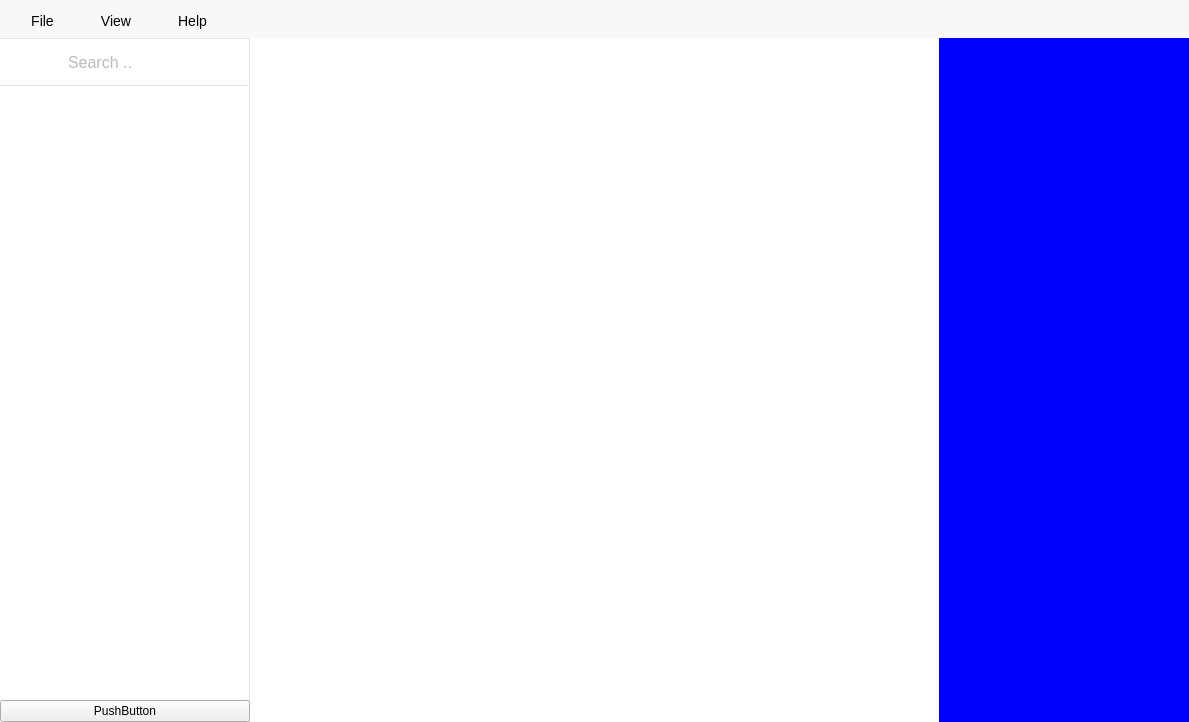
The window that src/mainwindow.ui (Gitnoter/vemoria2) describes before a commit, drawn with Qt 5.
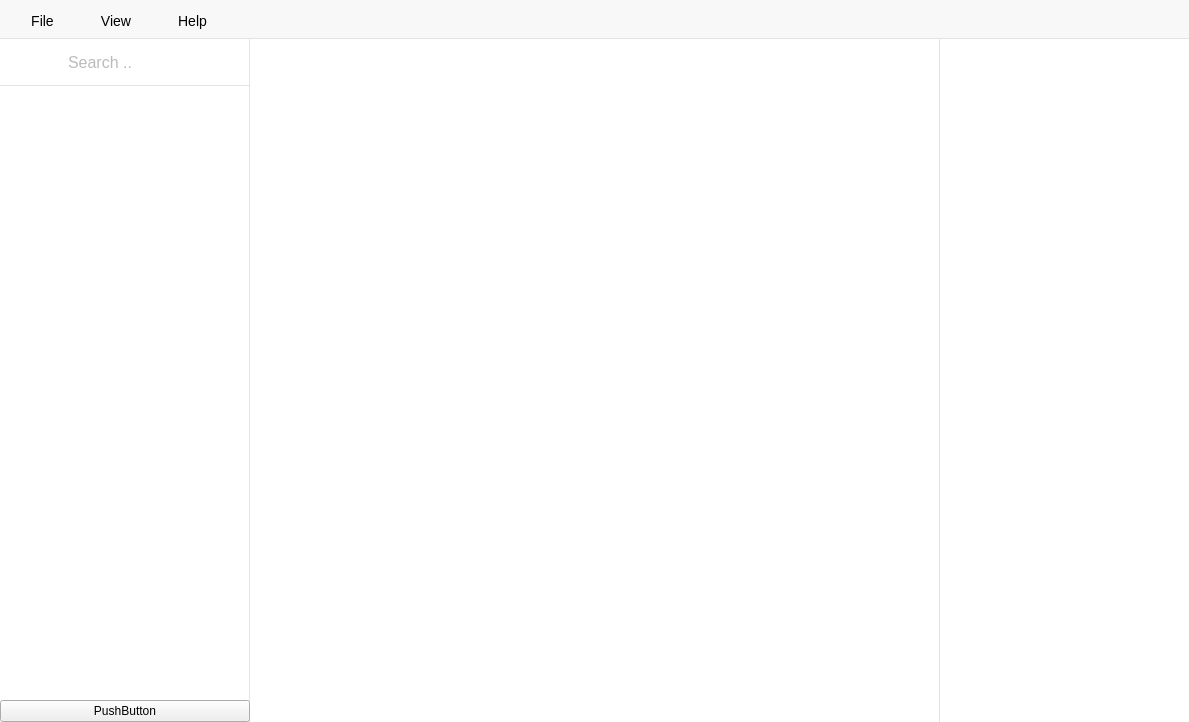
The same window after the commit. Icons and pictures are not drawn.

Commit message: set borders

Diff of the .ui file:
```diff
--- a/src/mainwindow.ui
+++ b/src/mainwindow.ui
@@ -265,7 +265,10 @@
          </size>
         </property>
         <property name="styleSheet">
-         <string notr="true">background-color:#FFF;</string>
+         <string notr="true">#gridContent{
+	background-color:#FFF;
+	border-top:1px solid #e3e3e3;
+}</string>
         </property>
         <layout class="QGridLayout" name="gridLayout_10" rowstretch="0" columnstretch="0"/>
        </widget>
@@ -285,7 +288,11 @@
          </size>
         </property>
         <property name="styleSheet">
-         <string notr="true">background-color:blue;</string>
+         <string notr="true">#gridDetail{
+	background-color:#FFF;
+	border-left:1px solid #e3e3e3;
+	border-top:1px solid #e3e3e3;
+}</string>
         </property>
         <layout class="QGridLayout" name="gridLayout_8"/>
        </widget>
```
